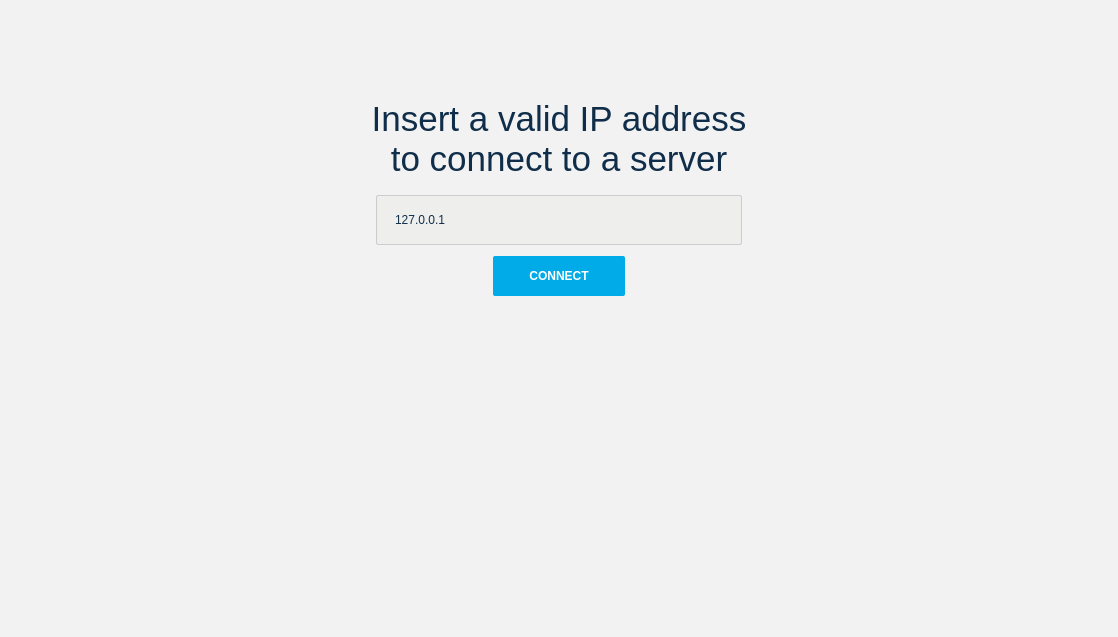
Before: the Qt Designer form src/client/loginTextEditor.ui in franco-ruggeri/write-together, drawn with Qt 5.
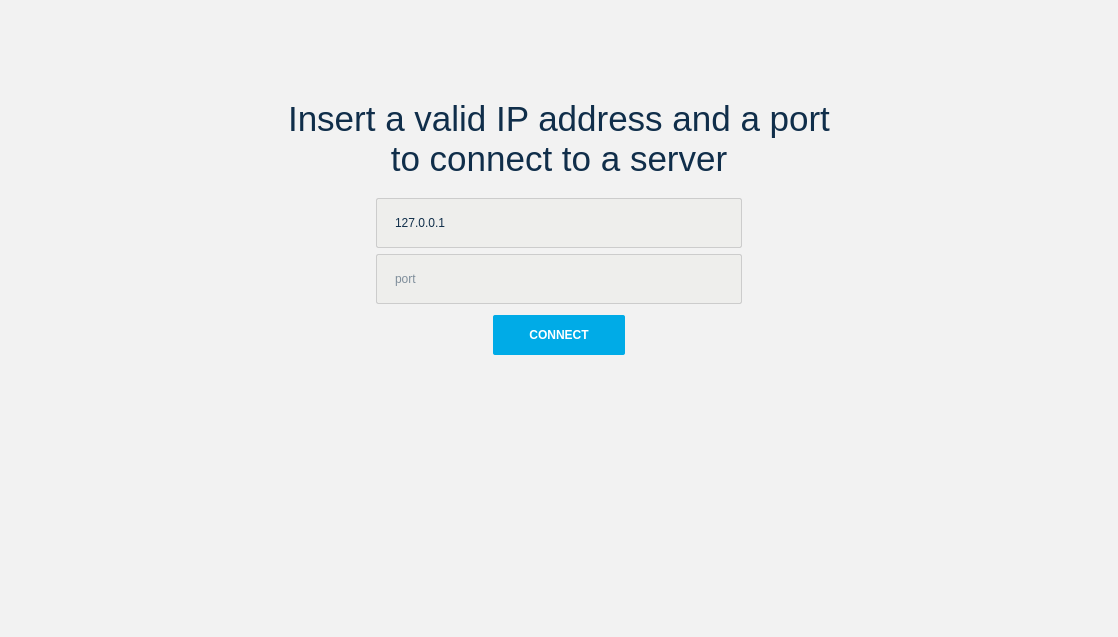
After: the same form once the commit is applied. The open tabs and pages were chosen to show the change. Icons and pictures are not drawn.

Commit message: added qss for QMessageBox and port field. Profile default icon fixed, TODO: save profile icon into DB

Diff of the .ui file:
```diff
--- a/src/client/loginTextEditor.ui
+++ b/src/client/loginTextEditor.ui
@@ -1639,7 +1639,7 @@
 background-color: transparent;</string>
         </property>
         <property name="text">
-         <string>&lt;html&gt;&lt;head/&gt;&lt;body&gt;&lt;p align=&quot;center&quot;&gt;&lt;span style=&quot; font-size:26pt;&quot;&gt;Insert a valid IP address &lt;br&gt; to connect to a server&lt;/span&gt;&lt;/p&gt;&lt;/body&gt;&lt;/html&gt;</string>
+         <string>&lt;html&gt;&lt;head/&gt;&lt;body&gt;&lt;p align=&quot;center&quot;&gt;&lt;span style=&quot; font-size:26pt;&quot;&gt;Insert a valid IP address and a port&lt;br/&gt;to connect to a server&lt;/span&gt;&lt;/p&gt;&lt;/body&gt;&lt;/html&gt;</string>
         </property>
        </widget>
       </item>
@@ -1654,7 +1654,7 @@
         <property name="sizeHint" stdset="0">
          <size>
           <width>20</width>
-          <height>10</height>
+          <height>13</height>
          </size>
         </property>
        </spacer>
@@ -1698,6 +1698,9 @@
           <property name="text">
            <string>127.0.0.1</string>
           </property>
+          <property name="placeholderText">
+           <string>address</string>
+          </property>
          </widget>
         </item>
         <item>
@@ -1715,6 +1718,62 @@
         </item>
        </layout>
       </item>
+      <item>
+       <layout class="QHBoxLayout" name="horizontalLayout_10">
+        <item>
+         <layout class="QVBoxLayout" name="verticalLayout_22"/>
+        </item>
+        <item>
+         <spacer name="horizontalSpacer_19">
+          <property name="orientation">
+           <enum>Qt::Horizontal</enum>
+          </property>
+          <property name="sizeHint" stdset="0">
+           <size>
+            <width>40</width>
+            <height>20</height>
+           </size>
+          </property>
+         </spacer>
+        </item>
+        <item>
+         <widget class="QLineEdit" name="connect_port_lineEdit_">
+          <property name="minimumSize">
+           <size>
+            <width>250</width>
+            <height>50</height>
+           </size>
+          </property>
+          <property name="maximumSize">
+           <size>
+            <width>500</width>
+            <height>50</height>
+           </size>
+          </property>
+          <property name="styleSheet">
+           <string notr="true">color:  #102E4A; border-radius: 2px;
+background-color: rgb(238, 238, 236);</string>
+          </property>
+          <property name="placeholderText">
+           <string>port</string>
+          </property>
+         </widget>
+        </item>
+        <item>
+         <spacer name="horizontalSpacer_20">
+          <property name="orientation">
+           <enum>Qt::Horizontal</enum>
+          </property>
+          <property name="sizeHint" stdset="0">
+           <size>
+            <width>40</width>
+            <height>20</height>
+           </size>
+          </property>
+         </spacer>
+        </item>
+       </layout>
+      </item>
       <item>
        <layout class="QHBoxLayout" name="horizontalLayout_11">
         <item>
```
Left out of the diff: 11 changed lines with no effect on the pictures. The commit also changes 5 other files.
